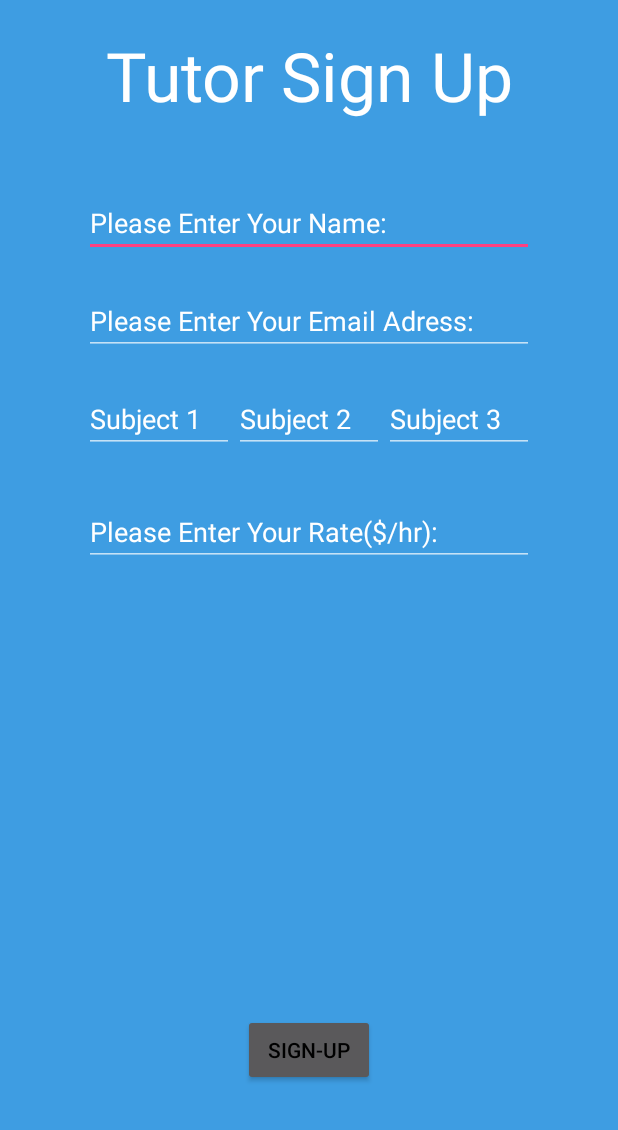
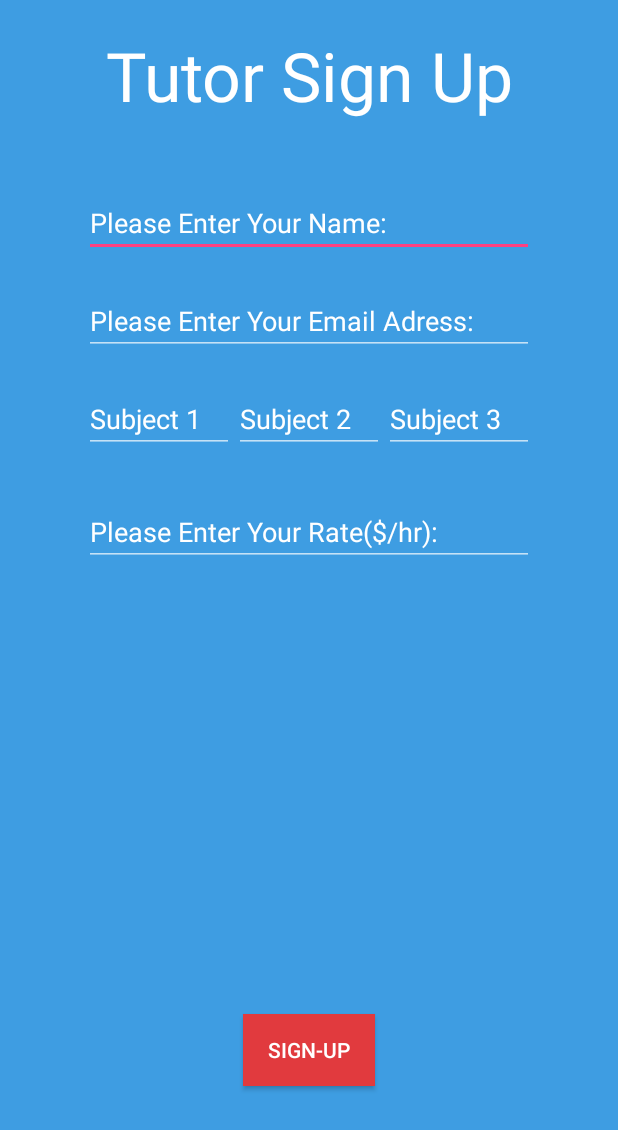
Before and after one commit to StephenVanSon/TutorMe, an Android app: the TutorActivity screen opened directly, with no data from a screen before it, on a phone screen of 412 x 824 dp. Shown: the top 1130 px of the screen. Run offline under Robolectric (Android 15) with nearby library versions, the phone set to English and light mode, and no system bars; libraries missing offline, so code that uses them is left out: com.firebase.client, com.firebase.geofire; 3 statements that could not run were skipped.

Commit message:
Updated backgrounds of buttons to a red. Updated a couple text colours to white.

```diff
--- a/app/src/main/res/layout/activity_initial.xml
+++ b/app/src/main/res/layout/activity_initial.xml
@@ -68,6 +68,8 @@
                 android:onClick="onLoginClick"
                 android:layout_gravity="center|bottom"
                 android:textAllCaps="false"
+                android:background="#e13a3e"
+                android:textColor="#FFFFFF"
                 />
 
         </FrameLayout>
--- a/app/src/main/res/layout/activity_student.xml
+++ b/app/src/main/res/layout/activity_student.xml
@@ -72,6 +72,8 @@
                 android:textAllCaps="false"
                 android:layout_gravity="center"
                 android:id="@+id/student_goto_map"
+                android:textColor="#FFFFFF"
+                android:background="#e13a3e"
 
                 />
 
--- a/app/src/main/res/layout/activity_tutor.xml
+++ b/app/src/main/res/layout/activity_tutor.xml
@@ -125,7 +125,8 @@
                 android:text="Sign-Up"
                 android:onClick="onGoToMapsClick"
                 android:id="@+id/tutor_signup"
-                android:textColor="#000000"
+                android:textColor="#FFFFFF"
+                android:background="#e13a3e"
 
                 />
 
```
